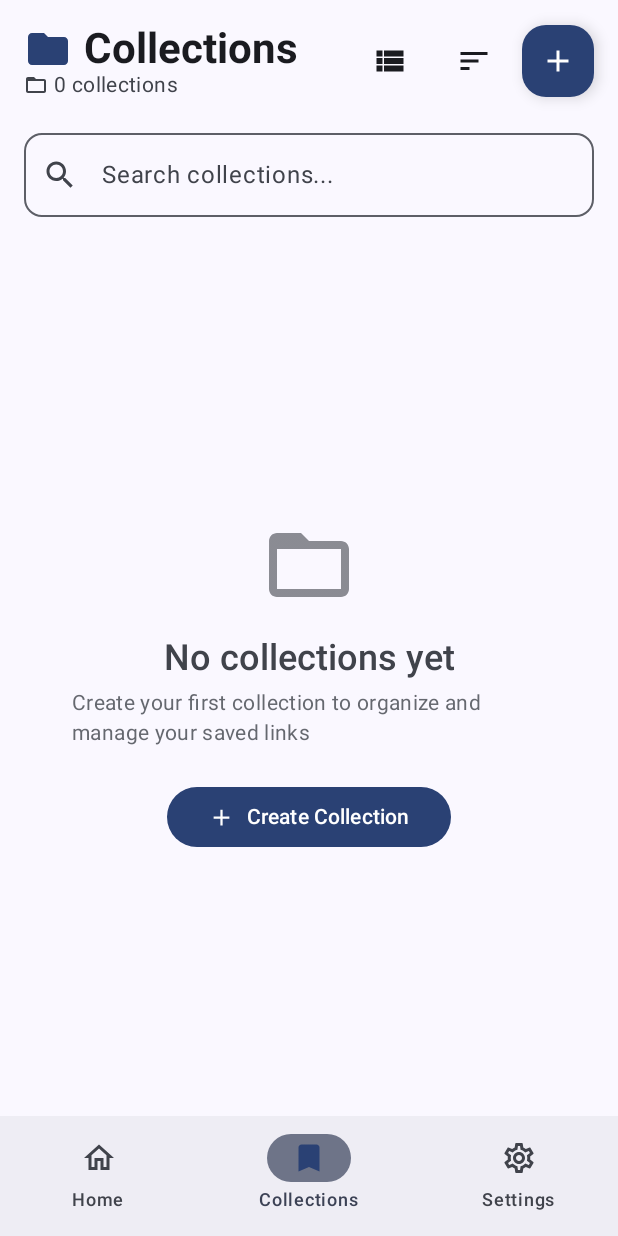
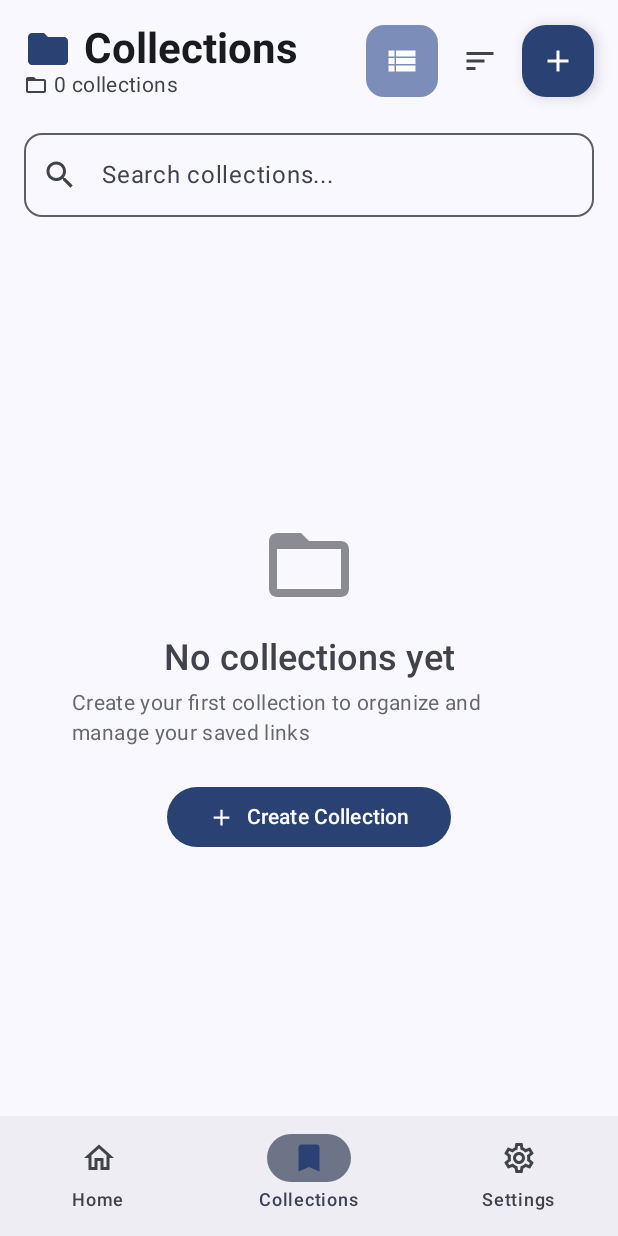
Before and after one commit to ZaryabKhan/Linkzary, an Android app built with Jetpack Compose: the screen it shows after launch (MainActivity), item 2 of the bottom bar chosen, on a phone screen of 412 x 824 dp. Run offline under Robolectric (Android 15) with nearby library versions, the phone set to English and light mode, and no system bars; our stand-ins replace Dagger/Hilt's generated code, Room's generated code.

Commit message:
Initial commit

```diff
--- a/app/src/main/java/com/appcodecraft/linkzary/ui/screen/collections/CollectionDetailScreen.kt
+++ b/app/src/main/java/com/appcodecraft/linkzary/ui/screen/collections/CollectionDetailScreen.kt
@@ -99,27 +99,22 @@ fun CollectionDetailScreen(
                 )
             }
 
-            Surface(
+            // Enhanced view toggle button
+            IconButton(
                 onClick = { isGridView = !isGridView },
-                modifier = Modifier.size(40.dp),
-                shape = RoundedCornerShape(8.dp),
-                color = if (isGridView) MaterialTheme.colorScheme.primaryContainer else MaterialTheme.colorScheme.surface,
-                border = BorderStroke(
-                    width = 1.dp,
-                    color = if (isGridView) MaterialTheme.colorScheme.primary else MaterialTheme.colorScheme.outline
+                modifier = Modifier
+                    .size(48.dp)
+                    .background(
+                        color = if (isGridView) MaterialTheme.colorScheme.primaryContainer.copy(alpha = 0.8f) else Color.Transparent,
+                        shape = RoundedCornerShape(12.dp)
+                    )
+            ) {
+                Icon(
+                    imageVector = if (isGridView) Icons.AutoMirrored.Filled.ViewList else Icons.Default.GridView,
+                    contentDescription = if (isGridView) "Switch to list view" else "Switch to grid view",
+                    tint = if (isGridView) MaterialTheme.colorScheme.onPrimaryContainer else MaterialTheme.colorScheme.onSurfaceVariant,
+                    modifier = Modifier.size(24.dp)
                 )
-            ) {
-                Box(
-                    contentAlignment = Alignment.Center,
-                    modifier = Modifier.fillMaxSize()
-                ) {
-                    Icon(
-                        imageVector = if (isGridView) Icons.AutoMirrored.Filled.ViewList else Icons.Default.GridView,
-                        contentDescription = if (isGridView) "List view" else "Grid view",
-                        tint = if (isGridView) MaterialTheme.colorScheme.onPrimaryContainer else MaterialTheme.colorScheme.onSurface,
-                        modifier = Modifier.size(20.dp)
-                    )
-                }
             }
         }
 
--- a/app/src/main/java/com/appcodecraft/linkzary/ui/screen/collections/CollectionsScreen.kt
+++ b/app/src/main/java/com/appcodecraft/linkzary/ui/screen/collections/CollectionsScreen.kt
@@ -120,27 +120,43 @@ fun CollectionsScreen(
             }
 
             Row(
-                horizontalArrangement = Arrangement.spacedBy(8.dp),
+                horizontalArrangement = Arrangement.spacedBy(4.dp),
                 verticalAlignment = Alignment.CenterVertically
             ) {
-                // View mode toggle
+                // Enhanced view mode toggle
                 IconButton(
-                    onClick = { isGridView = !isGridView }
+                    onClick = { isGridView = !isGridView },
+                    modifier = Modifier
+                        .size(48.dp)
+                        .background(
+                            color = if (isGridView) MaterialTheme.colorScheme.primaryContainer.copy(alpha = 0.8f) else Color.Transparent,
+                            shape = RoundedCornerShape(12.dp)
+                        )
                 ) {
                     Icon(
                         imageVector = if (isGridView) Icons.AutoMirrored.Filled.ViewList else Icons.Default.GridView,
-                        contentDescription = if (isGridView) "Switch to list view" else "Switch to grid view"
+                        contentDescription = if (isGridView) "Switch to list view" else "Switch to grid view",
+                        tint = if (isGridView) MaterialTheme.colorScheme.onPrimaryContainer else MaterialTheme.colorScheme.onSurfaceVariant,
+                        modifier = Modifier.size(24.dp)
                     )
                 }
 
-                // Sort menu
+                // Enhanced sort menu
                 Box {
                     IconButton(
-                        onClick = { showSortMenu = true }
+                        onClick = { showSortMenu = true },
+                        modifier = Modifier
+                            .size(48.dp)
+                            .background(
+                                color = if (showSortMenu) MaterialTheme.colorScheme.secondaryContainer.copy(alpha = 0.8f) else Color.Transparent,
+                                shape = RoundedCornerShape(12.dp)
+                            )
                     ) {
                         Icon(
                             imageVector = Icons.AutoMirrored.Filled.Sort,
-                            contentDescription = "Sort collections"
+                            contentDescription = "Sort options",
+                            tint = if (showSortMenu) MaterialTheme.colorScheme.onSecondaryContainer else MaterialTheme.colorScheme.onSurfaceVariant,
+                            modifier = Modifier.size(24.dp)
                         )
                     }
 
--- a/app/src/main/java/com/appcodecraft/linkzary/ui/screen/home/HomeScreen.kt
+++ b/app/src/main/java/com/appcodecraft/linkzary/ui/screen/home/HomeScreen.kt
@@ -2,6 +2,7 @@ package com.appcodecraft.linkzary.ui.screen.home
 
 // Animation imports removed for better performance
 import androidx.compose.foundation.BorderStroke
+import androidx.compose.foundation.background
 import androidx.compose.foundation.layout.*
 import androidx.compose.foundation.lazy.LazyColumn
 import androidx.compose.foundation.lazy.LazyRow
@@ -40,6 +41,7 @@ import androidx.compose.material3.*
 import androidx.compose.runtime.*
 import androidx.compose.ui.Alignment
 import androidx.compose.ui.Modifier
+import androidx.compose.ui.graphics.Color
 import androidx.compose.ui.platform.LocalUriHandler
 import androidx.compose.ui.text.font.FontWeight
 import androidx.compose.ui.tooling.preview.Preview
@@ -139,55 +141,43 @@ fun HomeScreen(
 
             Row(
                 verticalAlignment = Alignment.CenterVertically,
-                horizontalArrangement = Arrangement.spacedBy(8.dp)
+                horizontalArrangement = Arrangement.spacedBy(4.dp)
             ) {
-                // View toggle button
-                Surface(
+                // Enhanced view toggle button
+                IconButton(
                     onClick = { isGridView = !isGridView },
-                    modifier = Modifier.size(40.dp),
-                    shape = RoundedCornerShape(8.dp),
-                    color = if (isGridView) MaterialTheme.colorScheme.primaryContainer else MaterialTheme.colorScheme.surface,
-                    border = BorderStroke(
-                        width = 1.dp,
-                        color = if (isGridView) MaterialTheme.colorScheme.primary else MaterialTheme.colorScheme.outline
+                    modifier = Modifier
+                        .size(48.dp)
+                        .background(
+                            color = if (isGridView) MaterialTheme.colorScheme.primaryContainer.copy(alpha = 0.8f) else Color.Transparent,
+                            shape = RoundedCornerShape(12.dp)
                         )
-                ) {
-                    Box(
-                        contentAlignment = Alignment.Center,
-                        modifier = Modifier.fillMaxSize()
                 ) {
                     Icon(
                         imageVector = if (isGridView) Icons.AutoMirrored.Filled.ViewList else Icons.Default.GridView,
-                            contentDescription = if (isGridView) "List view" else "Grid view",
-                            tint = if (isGridView) MaterialTheme.colorScheme.onPrimaryContainer else MaterialTheme.colorScheme.onSurface,
-                            modifier = Modifier.size(20.dp)
+                        contentDescription = if (isGridView) "Switch to list view" else "Switch to grid view",
+                        tint = if (isGridView) MaterialTheme.colorScheme.onPrimaryContainer else MaterialTheme.colorScheme.onSurfaceVariant,
+                        modifier = Modifier.size(24.dp)
                     )
                 }
-                }
 
-                // Sort menu
+                // Enhanced sort menu
                 Box {
-                    Surface(
+                    IconButton(
                         onClick = { showSortMenu = true },
-                        modifier = Modifier.size(40.dp),
-                        shape = RoundedCornerShape(8.dp),
-                        color = MaterialTheme.colorScheme.surface,
-                        border = BorderStroke(
-                            width = 1.dp,
-                            color = MaterialTheme.colorScheme.outline
+                        modifier = Modifier
+                            .size(48.dp)
+                            .background(
+                                color = if (showSortMenu) MaterialTheme.colorScheme.secondaryContainer.copy(alpha = 0.8f) else Color.Transparent,
+                                shape = RoundedCornerShape(12.dp)
                             )
-                    ) {
-                        Box(
-                            contentAlignment = Alignment.Center,
-                            modifier = Modifier.fillMaxSize()
                     ) {
                         Icon(
                             imageVector = Icons.AutoMirrored.Filled.Sort,
-                                contentDescription = "Sort links",
-                                tint = MaterialTheme.colorScheme.onSurface,
-                                modifier = Modifier.size(20.dp)
+                            contentDescription = "Sort options",
+                            tint = if (showSortMenu) MaterialTheme.colorScheme.onSecondaryContainer else MaterialTheme.colorScheme.onSurfaceVariant,
+                            modifier = Modifier.size(24.dp)
                         )
-                        }
                     }
 
                     DropdownMenu(
```
Also changed, not shown: 1 other file. Lines whose indentation alone changed are shown as unchanged.
